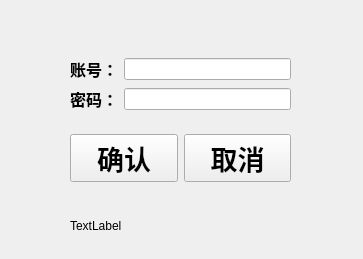
The window that Master/managerloginwidget.ui (L-Jay1999/DistributedTemperatureControlSystem) describes before a commit, drawn with Qt 5.
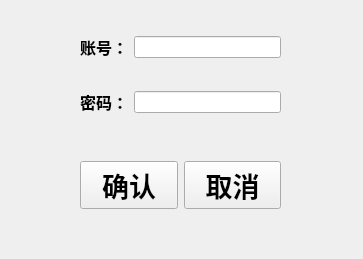
The same window after the commit.

What changed in the file:
```diff
--- a/Master/managerloginwidget.ui
+++ b/Master/managerloginwidget.ui
@@ -13,88 +13,6 @@
   <property name="windowTitle">
    <string>Form</string>
   </property>
-  <widget class="QWidget" name="verticalLayoutWidget">
-   <property name="geometry">
-    <rect>
-     <x>70</x>
-     <y>40</y>
-     <width>221</width>
-     <height>161</height>
-    </rect>
-   </property>
-   <layout class="QVBoxLayout" name="verticalLayout">
-    <item>
-     <layout class="QGridLayout" name="gridLayout">
-      <item row="1" column="0">
-       <widget class="QLabel" name="label_password">
-        <property name="font">
-         <font>
-          <pointsize>12</pointsize>
-          <weight>75</weight>
-          <bold>true</bold>
-         </font>
-        </property>
-        <property name="text">
-         <string>密码：</string>
-        </property>
-       </widget>
-      </item>
-      <item row="0" column="0">
-       <widget class="QLabel" name="label_account">
-        <property name="font">
-         <font>
-          <pointsize>12</pointsize>
-          <weight>75</weight>
-          <bold>true</bold>
-         </font>
-        </property>
-        <property name="text">
-         <string>账号：</string>
-        </property>
-       </widget>
-      </item>
-      <item row="0" column="1">
-       <widget class="QLineEdit" name="lineEdit_account"/>
-      </item>
-      <item row="1" column="1">
-       <widget class="QLineEdit" name="lineEdit_password"/>
-      </item>
-     </layout>
-    </item>
-    <item>
-     <layout class="QHBoxLayout" name="horizontalLayout">
-      <item>
-       <widget class="QPushButton" name="pushButton_confirm">
-        <property name="font">
-         <font>
-          <pointsize>20</pointsize>
-          <weight>75</weight>
-          <bold>true</bold>
-         </font>
-        </property>
-        <property name="text">
-         <string>确认</string>
-        </property>
-       </widget>
-      </item>
-      <item>
-       <widget class="QPushButton" name="pushButton_cancel">
-        <property name="font">
-         <font>
-          <pointsize>20</pointsize>
-          <weight>75</weight>
-          <bold>true</bold>
-         </font>
-        </property>
-        <property name="text">
-         <string>取消</string>
-        </property>
-       </widget>
-      </item>
-     </layout>
-    </item>
-   </layout>
-  </widget>
   <widget class="QLabel" name="label_error">
    <property name="geometry">
     <rect>
@@ -111,9 +29,95 @@
     </size>
    </property>
    <property name="text">
-    <string>TextLabel</string>
+    <string/>
    </property>
   </widget>
+  <widget class="QWidget" name="">
+   <property name="geometry">
+    <rect>
+     <x>80</x>
+     <y>160</y>
+     <width>201</width>
+     <height>51</height>
+    </rect>
+   </property>
+   <layout class="QHBoxLayout" name="horizontalLayout">
+    <item>
+     <widget class="QPushButton" name="pushButton_confirm">
+      <property name="font">
+       <font>
+        <pointsize>20</pointsize>
+        <weight>75</weight>
+        <bold>true</bold>
+       </font>
+      </property>
+      <property name="text">
+       <string>确认</string>
+      </property>
+     </widget>
+    </item>
+    <item>
+     <widget class="QPushButton" name="pushButton_cancel">
+      <property name="font">
+       <font>
+        <pointsize>20</pointsize>
+        <weight>75</weight>
+        <bold>true</bold>
+       </font>
+      </property>
+      <property name="text">
+       <string>取消</string>
+      </property>
+     </widget>
+    </item>
+   </layout>
+  </widget>
+  <widget class="QWidget" name="">
+   <property name="geometry">
+    <rect>
+     <x>80</x>
+     <y>10</y>
+     <width>201</width>
+     <height>129</height>
+    </rect>
+   </property>
+   <layout class="QGridLayout" name="gridLayout">
+    <item row="0" column="1">
+     <widget class="QLineEdit" name="lineEdit_account"/>
+    </item>
+    <item row="0" column="0" alignment="Qt::AlignHCenter">
+     <widget class="QLabel" name="label_account">
+      <property name="font">
+       <font>
+        <pointsize>12</pointsize>
+        <weight>75</weight>
+        <bold>true</bold>
+       </font>
+      </property>
+      <property name="text">
+       <string>账号：</string>
+      </property>
+     </widget>
+    </item>
+    <item row="1" column="1">
+     <widget class="QLineEdit" name="lineEdit_password"/>
+    </item>
+    <item row="1" column="0">
+     <widget class="QLabel" name="label_password">
+      <property name="font">
+       <font>
+        <pointsize>12</pointsize>
+        <weight>75</weight>
+        <bold>true</bold>
+       </font>
+      </property>
+      <property name="text">
+       <string>密码：</string>
+      </property>
+     </widget>
+    </item>
+   </layout>
+  </widget>
  </widget>
  <resources/>
  <connections/>
```
